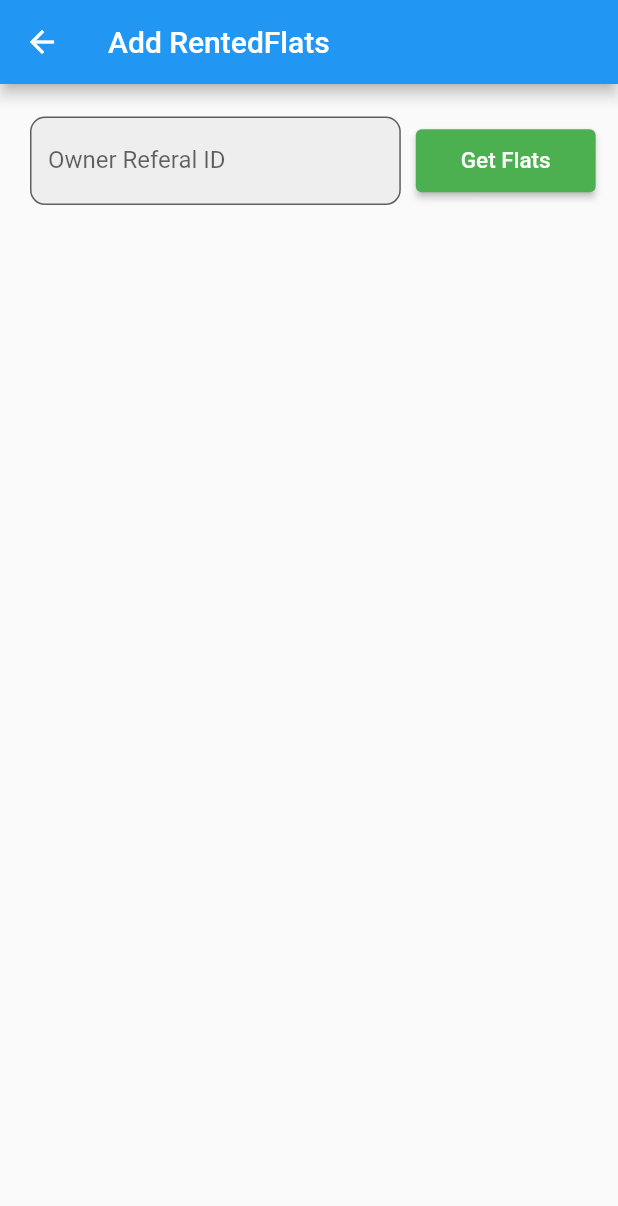
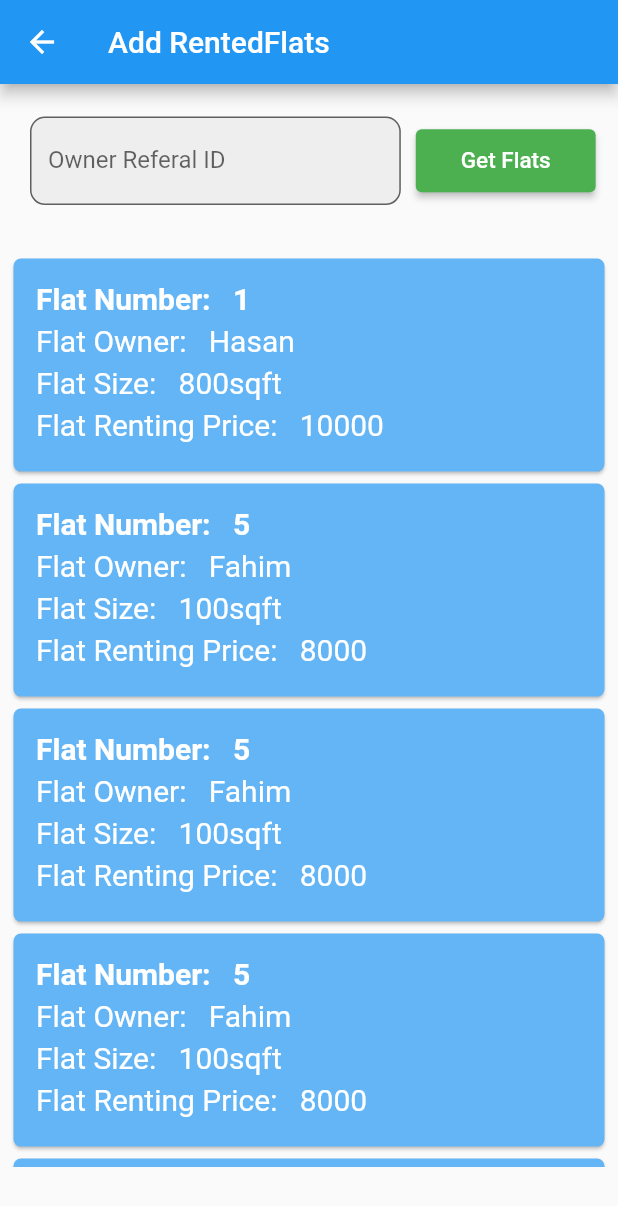
Before and after one commit to Fahim227/Barivara_App, a Flutter app: the RenterAddFlats screen opened directly, after a tap on "Get Flats", on a phone screen of 412 x 824 dp. Shown: the top 1206 px of the screen. Run offline on Flutter 3.47's test engine with Material 2 defaults, Android fonts, the phone set to English and light mode, and no system bars.

Commit message:
Bari-Vara-App

```diff
--- a/lib/main.dart
+++ b/lib/main.dart
@@ -1,16 +1,15 @@
-
 import 'package:bari_vara_project/screens/OwnerScreens/renterlist.dart';
 import 'package:flutter/material.dart';
 import 'package:bari_vara_project/screens/login.dart';
+import 'package:bari_vara_project/screens/flatdetails.dart';
 import 'package:bari_vara_project/screens/classify.dart';
 import 'package:bari_vara_project/screens/OwnerScreens/ownerhomescreen.dart';
 import 'package:bari_vara_project/screens/RenterScreens/renterhomescreen.dart';
 import 'package:bari_vara_project/screens/OwnerScreens/flatlist.dart';
 import 'package:bari_vara_project/screens/OwnerScreens/earning.dart';
-import 'package:bari_vara_project/screens/RenterScreens/renterdashboard.dart';
 int nid =1;
 void main() => runApp(MaterialApp(
-      initialRoute: '/renterHome',
+      initialRoute: '/classify',
       routes: {
         '/': (context) => LoginScreen('owner'),
         '/classify': (context) => OwnerOrRenter(loginOrReg: 'login'), //1st screen
@@ -19,5 +18,6 @@ void main() => runApp(MaterialApp(
         '/flatlist': (context) => FlatList(),
         '/renterlist': (context) => RenterList(),
         '/earned': (context) => ThisMonthEarning(),
+        '/flatDetails': (context) => FlatDetails(),
       },
     ));
--- a/lib/screens/OwnerScreens/renterlist.dart
+++ b/lib/screens/OwnerScreens/renterlist.dart
@@ -29,7 +29,10 @@ class _RenterListState extends State<RenterList> {
 
   @override
   Widget build(BuildContext context) {
+    final Map<String,Object> id = ModalRoute.of(context)!.settings.arguments as Map<String,Object>;
+    print(id['id']);
     return Scaffold(
+      appBar: AppBar(title: Text('Renter List'),),
       body: Container(
         height: MediaQuery.of(context).size.height,
         width: MediaQuery.of(context).size.width,
--- a/lib/screens/RenterScreens/addflats.dart
+++ b/lib/screens/RenterScreens/addflats.dart
@@ -1,5 +1,5 @@
 import 'package:flutter/material.dart';
-
+import 'package:bari_vara_project/screens/flatdetails.dart';
 class RenterAddFlats extends StatefulWidget {
   const RenterAddFlats({Key? key}) : super(key: key);
 
@@ -10,11 +10,15 @@ class RenterAddFlats extends StatefulWidget {
 class _RenterAddFlatsState extends State<RenterAddFlats> {
 
   var referalController = TextEditingController();
+
+  List _list = [];
+
   @override
   Widget build(BuildContext context) {
     return Scaffold(
       appBar: AppBar(title: Text('Add RentedFlats'),),
-      body: Column(
+      body: SingleChildScrollView(
+        child: Column(
           children: [
             Container(
               margin: EdgeInsets.all(10),
@@ -39,7 +43,11 @@ class _RenterAddFlatsState extends State<RenterAddFlats> {
                   ),
                 ),
                   ElevatedButton(
-                    onPressed: () {print(referalController.text);},
+                      onPressed: () {
+                        setState(() {
+                          getFlatsList(referalController.text);
+                        });
+                        },
                       child: Text('Get Flats'),
                       style: ElevatedButton.styleFrom(
                           primary: Colors.green[500],
@@ -52,9 +60,79 @@ class _RenterAddFlatsState extends State<RenterAddFlats> {
                   )
                 ],
               ),
-          )
+            ),
+            SizedBox(height: 10,),
+            Container(
+                height: MediaQuery.of(context).size.height*0.74,
+                width: MediaQuery.of(context).size.width,
+                margin: EdgeInsets.only(bottom: 10),
+                child: ListView.builder(
+                    itemCount: _list.length,
+                    itemBuilder: (BuildContext context,int index){
+                      return sampleListUi(index);
+                    },
+                    ),
+              ),
+
           ],
+        ),
       ),
     );
   }
+
+  void getFlatsList(String referalNumber){
+    _list = [{"flat Number": 1,"flat_owner":"Hasan","flat_size": "800sqft","flat_renting_price":"10000"},
+      {"flat Number": 5,"flat_owner":"Fahim","flat_size": "100sqft","flat_renting_price":"8000"},
+      {"flat Number": 5,"flat_owner":"Fahim","flat_size": "100sqft","flat_renting_price":"8000"},
+      {"flat Number": 5,"flat_owner":"Fahim","flat_size": "100sqft","flat_renting_price":"8000"},
+      {"flat Number": 5,"flat_owner":"Fahim","flat_size": "100sqft","flat_renting_price":"8000"}
+
+    ];
   }
+
+  Widget sampleListUi(int idx){
+    return GestureDetector(
+      onTap: () {
+        Navigator.push(
+          context,
+          MaterialPageRoute(
+            builder: (context) => FlatDetails(),
+            // Pass the arguments as part of the RouteSettings. The
+            // DetailScreen reads the arguments from these settings.
+            settings: RouteSettings(
+              arguments: _list[idx],
+            ),
+          ),
+        );
+      },
+      child: Container(
+        margin: EdgeInsets.only(left: 5,right: 5),
+        child: Card(
+          color: Colors.blue[300],
+          shape: RoundedRectangleBorder(
+              borderRadius: BorderRadius.all(Radius.circular(5.0))
+          ),
+          child: Container(
+            padding: EdgeInsets.all(15),
+            child: Column(
+              crossAxisAlignment: CrossAxisAlignment.start,
+              children: [
+                Text("Flat Number:   ${_list[idx]['flat Number']}", style: TextStyle(color: Colors.white,fontWeight: FontWeight.bold,fontSize: 20),),
+                SizedBox(height: 5,),
+                Text("Flat Owner:   ${_list[idx]['flat_owner']}", style: TextStyle(color: Colors.white,fontSize: 20),),
+                SizedBox(height: 5,),
+                Text("Flat Size:   ${_list[idx]['flat_size']}",style: TextStyle(color: Colors.white,fontSize: 20),),
+                SizedBox(height: 5,),
+                Text("Flat Renting Price:   ${_list[idx]['flat_renting_price']}",style: TextStyle(color: Colors.white,fontSize: 20),),
+                SizedBox(height: 5,),
+              ],
+            ),
+          ),
+        ),
+      ),
+    );
+  }
+
+
+
+}
--- /dev/null
+++ b/lib/screens/flatdetails.dart
@@ -0,0 +1,49 @@
+import 'package:flutter/material.dart';
+
+
+class FlatDetails extends StatefulWidget {
+  const FlatDetails({Key? key}) : super(key: key);
+
+  @override
+  _FlatDetailsState createState() => _FlatDetailsState();
+}
+
+class _FlatDetailsState extends State<FlatDetails> {
+
+
+  @override
+  Widget build(BuildContext context) {
+    //final Map<String,Object> data = ModalRoute.of(context)!.settings.arguments as Map<String,Object>;
+    var data = {"flat Number": 5,"flat_owner":"Fahim","flat_size": "100sqft","flat_renting_price":"8000"};
+    return Scaffold(
+      appBar: AppBar(title: Text('Flat Details'),),
+      body: SingleChildScrollView(
+        child: Container(
+          padding: EdgeInsets.only(left: 20.0,top: 20.0),
+          height: MediaQuery.of(context).size.height,
+          width: MediaQuery.of(context).size.width,
+          color: Colors.green.shade100,
+          child: Column(
+            crossAxisAlignment: CrossAxisAlignment.start,
+            children: [
+              Text('Flat Number: ${data['flat Number']}', style: TextStyle(color: Colors.black,fontSize: 40),),
+              SizedBox(height: 20,),
+              Text('Flat Owner: ${data['flat_owner']}', style: TextStyle(color: Colors.black,fontSize: 30),),
+              SizedBox(height: 20,),
+              Text('Address : 31/283 Banani ', style: TextStyle(color: Colors.black,fontSize: 20),),
+              SizedBox(height: 20,),
+              Text('Flat Size: ${data['flat_size']}sqft', style: TextStyle(color: Colors.black,fontSize: 20),),
+              SizedBox(height: 20,),
+              Text('Flat Floor Number: ${data['flat Number']}', style: TextStyle(color: Colors.black,fontSize: 20),),
+              SizedBox(height: 20,),
+              Text('Flat Rent Amount: ${data['flat_renting_price']}Tk ', style: TextStyle(color: Colors.black,fontSize: 20),),
+              SizedBox(height: 20,),
+
+              Text('Description: ${data['flat Number']}', style: TextStyle(color: Colors.black,fontSize: 20),),
+            ],
+          ),
+        ),
+      ),
+    );
+  }
+}
```
Also changed, not shown: lib/screens/OwnerScreens/earning.dart (+4 -4 lines), lib/screens/OwnerScreens/flatlist.dart (+21 -2 lines), lib/screens/OwnerScreens/ownerhomescreen.dart (+42 -8 lines). Lines whose indentation alone changed are shown as unchanged.
